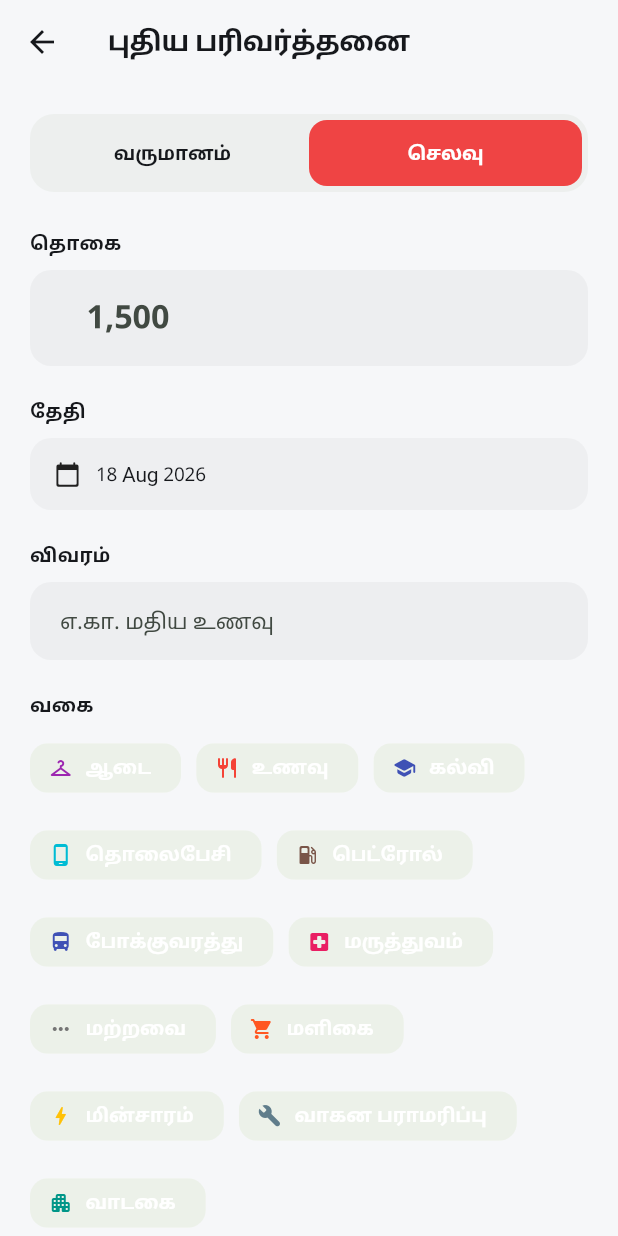
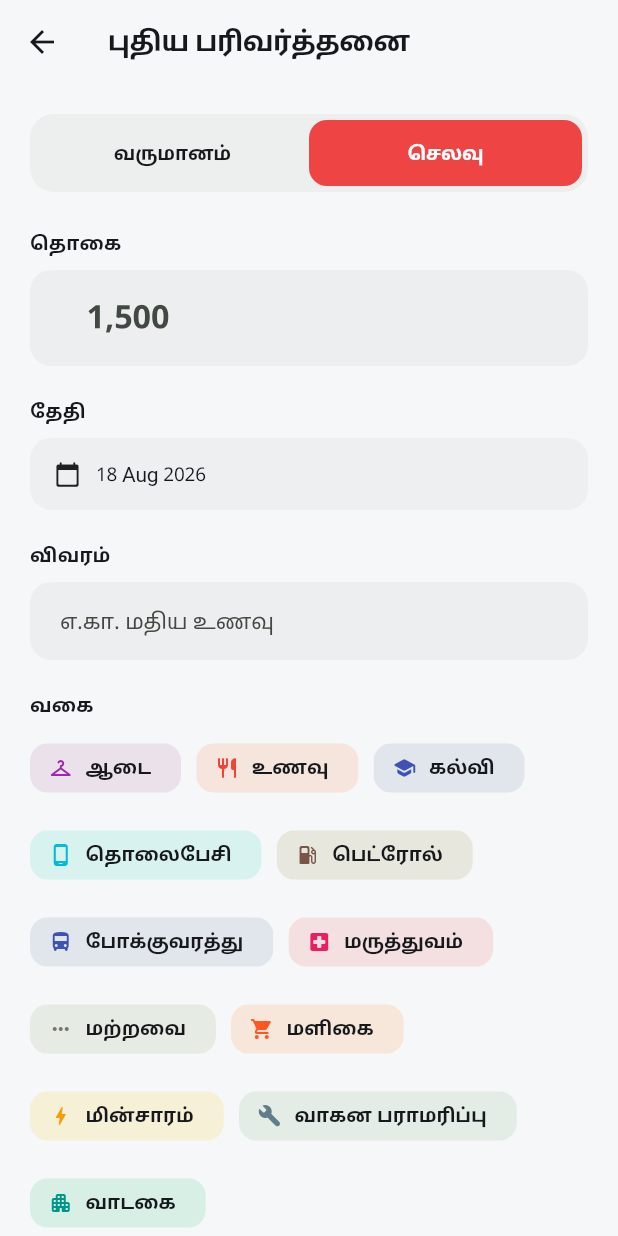
Before and after one commit to vmm2026pdkt-lgtm/Kankku_thaal_app, a Flutter app: the MainShell screen opened directly, scrolled down 207 dp, after a tap on "+ பரிவர்த்தனை சேர்க்க", on a phone screen of 412 x 824 dp. Run offline on Flutter 3.47's test engine with Material 3 defaults, Android fonts, the phone set to English and light mode, and no system bars; our stand-ins replace file_picker, fl_chart, fluttertoast, google_fonts, hive, hive_flutter and 4 more; missing offline and left inert: excel; accounts and stored records are empty.

Commit message:
Polish pass: fix low-contrast category chip text (backgrounds tinted, labels use theme text color, darken pale amber category color), fix bar charts looking like floating pills (top-only rounded corners + baseline axis line) on home and monthly screens, fix bottom nav 'பரிவர்த்தனை' label still wrapping by shortening to 'பட்டியல்'

```diff
--- a/lib/screens/home/home_screen.dart
+++ b/lib/screens/home/home_screen.dart
@@ -138,13 +138,18 @@ class HomeTab extends StatelessWidget {
                       ),
                     ),
                     gridData: const FlGridData(show: false),
-                    borderData: FlBorderData(show: false),
+                    borderData: FlBorderData(
+                      show: true,
+                      border: Border(
+                        bottom: BorderSide(color: Theme.of(context).dividerColor, width: 1),
+                      ),
+                    ),
                     barGroups: [
                       BarChartGroupData(x: 0, barRods: [
                         BarChartRodData(
                           toY: income,
                           width: 44,
-                          borderRadius: BorderRadius.circular(12),
+                          borderRadius: const BorderRadius.only(topLeft: Radius.circular(12), topRight: Radius.circular(12)),
                           gradient: const LinearGradient(
                             colors: AppTheme.incomeGradient,
                             begin: Alignment.bottomCenter,
@@ -156,7 +161,7 @@ class HomeTab extends StatelessWidget {
                         BarChartRodData(
                           toY: expense,
                           width: 44,
-                          borderRadius: BorderRadius.circular(12),
+                          borderRadius: const BorderRadius.only(topLeft: Radius.circular(12), topRight: Radius.circular(12)),
                           gradient: const LinearGradient(
                             colors: AppTheme.expenseGradient,
                             begin: Alignment.bottomCenter,
--- a/lib/screens/home/main_shell.dart
+++ b/lib/screens/home/main_shell.dart
@@ -38,7 +38,7 @@ class _MainShellState extends State<MainShell> {
         },
         destinations: const [
           NavigationDestination(icon: Icon(Icons.home_outlined), selectedIcon: Icon(Icons.home_rounded), label: 'முகப்பு'),
-          NavigationDestination(icon: Icon(Icons.receipt_long_outlined), selectedIcon: Icon(Icons.receipt_long_rounded), label: 'பரிவர்த்தனை'),
+          NavigationDestination(icon: Icon(Icons.receipt_long_outlined), selectedIcon: Icon(Icons.receipt_long_rounded), label: 'பட்டியல்'),
           NavigationDestination(icon: Icon(Icons.category_outlined), selectedIcon: Icon(Icons.category_rounded), label: 'வகைகள்'),
           NavigationDestination(icon: Icon(Icons.calendar_month_outlined), selectedIcon: Icon(Icons.calendar_month_rounded), label: 'மாதம்'),
           NavigationDestination(icon: Icon(Icons.settings_outlined), selectedIcon: Icon(Icons.settings_rounded), label: 'அமைப்பு'),
--- a/lib/screens/monthly/monthly_screen.dart
+++ b/lib/screens/monthly/monthly_screen.dart
@@ -70,7 +70,10 @@ class _MonthlyScreenState extends State<MonthlyScreen> {
                 BarChartData(
                   maxY: maxVal * 1.2,
                   gridData: const FlGridData(show: false),
-                  borderData: FlBorderData(show: false),
+                  borderData: FlBorderData(
+                    show: true,
+                    border: Border(bottom: BorderSide(color: Theme.of(context).dividerColor, width: 1)),
+                  ),
                   titlesData: FlTitlesData(
                     leftTitles: const AxisTitles(sideTitles: SideTitles(showTitles: false)),
                     topTitles: const AxisTitles(sideTitles: SideTitles(showTitles: false)),
@@ -98,11 +101,31 @@ class _MonthlyScreenState extends State<MonthlyScreen> {
                   barGroups: List.generate(12, (i) {
                     final (income, expense) = monthlyData[i];
                     return BarChartGroupData(x: i, barRods: [
-                      BarChartRodData(toY: income, color: AppTheme.incomeColor, width: 6, borderRadius: BorderRadius.circular(3)),
-                      BarChartRodData(toY: expense, color: AppTheme.expenseColor, width: 6, borderRadius: BorderRadius.circular(3)),
-                    ], barsSpace: 3);
+                      BarChartRodData(
+                        toY: income,
+                        width: 7,
+                        borderRadius: const BorderRadius.only(topLeft: Radius.circular(4), topRight: Radius.circular(4)),
+                        gradient: const LinearGradient(
+                          colors: AppTheme.incomeGradient,
+                          begin: Alignment.bottomCenter,
+                          end: Alignment.topCenter,
+                        ),
+                      ),
+                      BarChartRodData(
+                        toY: expense,
+                        width: 7,
+                        borderRadius: const BorderRadius.only(topLeft: Radius.circular(4), topRight: Radius.circular(4)),
+                        gradient: const LinearGradient(
+                          colors: AppTheme.expenseGradient,
+                          begin: Alignment.bottomCenter,
+                          end: Alignment.topCenter,
+                        ),
+                      ),
+                    ], barsSpace: 4);
                   }),
                 ),
+                duration: const Duration(milliseconds: 700),
+                curve: Curves.easeOutCubic,
               ),
             ),
             const SizedBox(height: 20),
--- a/lib/screens/transactions/add_transaction_screen.dart
+++ b/lib/screens/transactions/add_transaction_screen.dart
@@ -184,13 +184,19 @@ class _AddTransactionScreenState extends State<AddTransactionScreen> {
               children: categories.map((c) {
                 final selected = c.id == _categoryId;
                 final color = AppHelpers.colorFromHex(c.color);
+                final defaultTextColor = Theme.of(context).textTheme.bodyMedium?.color;
                 return ChoiceChip(
                   selected: selected,
                   onSelected: (_) => setState(() => _categoryId = c.id),
                   avatar: Icon(AppConstants.iconFor(c.icon), size: 16, color: selected ? Colors.white : color),
                   label: Text(c.name),
                   selectedColor: color,
-                  labelStyle: TextStyle(color: selected ? Colors.white : null),
+                  backgroundColor: color.withOpacity(0.12),
+                  side: BorderSide.none,
+                  labelStyle: TextStyle(
+                    color: selected ? Colors.white : defaultTextColor,
+                    fontWeight: FontWeight.w600,
+                  ),
                 );
               }).toList(),
             ),
--- a/lib/utils/constants.dart
+++ b/lib/utils/constants.dart
@@ -44,7 +44,7 @@ class AppConstants {
     {'name': 'வாகன பராமரிப்பு', 'icon': 'build', 'color': '#607D8B'},
     {'name': 'மருத்துவம்', 'icon': 'local_hospital', 'color': '#E91E63'},
     {'name': 'கல்வி', 'icon': 'school', 'color': '#3F51B5'},
-    {'name': 'மின்சாரம்', 'icon': 'bolt', 'color': '#FFC107'},
+    {'name': 'மின்சாரம்', 'icon': 'bolt', 'color': '#F59E0B'},
     {'name': 'வாடகை', 'icon': 'apartment', 'color': '#009688'},
     {'name': 'ஆடை', 'icon': 'checkroom', 'color': '#9C27B0'},
     {'name': 'தொலைபேசி', 'icon': 'phone_android', 'color': '#00BCD4'},
```
